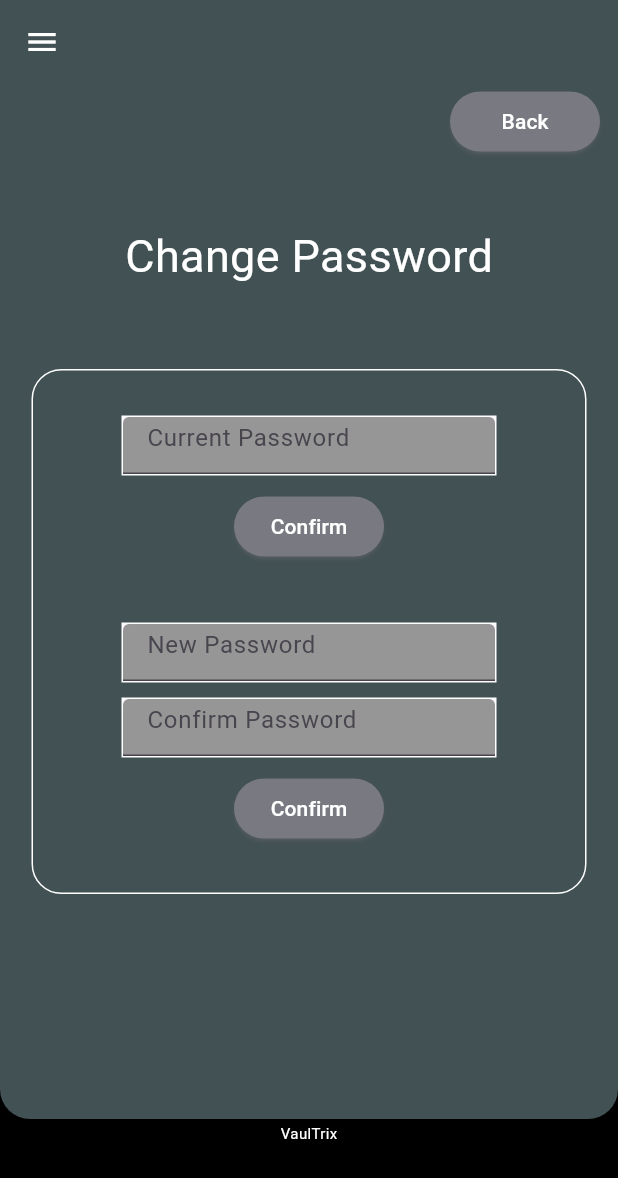
After one commit to Sanmitha-Sadhishkumar/VaulTrix, a Flutter app: the ChangePasswordLayout screen opened directly, on a phone screen of 412 x 824 dp. The commit adds this screen. Shown: the top 1178 px of the screen. Run offline on Flutter 3.47's test engine with Material 3 defaults, Android fonts, the light colour scheme and no system bars.

Commit message:
Added ChangePasswordLayout

```diff
--- /dev/null
+++ b/app/lib/Elements/CustomElevatedButton.dart
@@ -0,0 +1,37 @@
+import 'package:flutter/material.dart';
+import 'package:flutter/painting.dart';
+import '../colorThemes.dart';
+import '../screens/HomeLayout.dart';
+
+class CustomElevatedButton extends StatefulWidget {
+  final String msg;
+  final String nav;
+  const CustomElevatedButton({super.key, required this.msg, required this.nav});
+
+  @override
+  State<CustomElevatedButton> createState() => _CustomElevatedButtonState();
+}
+
+class _CustomElevatedButtonState extends State<CustomElevatedButton> {
+  @override
+  Widget build(BuildContext context) {
+    return ElevatedButton(
+        onPressed: (){
+          if(widget.nav=='Home'){
+            Navigator.push(
+              context,
+              MaterialPageRoute(builder: (context) => HomeLayout()),
+            );
+          }
+        },
+        style: ElevatedButton.styleFrom(
+          backgroundColor: currentTheme['HelperBgColor'],
+          foregroundColor: Colors.white,
+          minimumSize:Size(100,40),
+          shadowColor: Colors.grey,
+          splashFactory: InkRipple.splashFactory,
+        ),
+        child: Text(widget.msg)
+    );
+  }
+}
--- /dev/null
+++ b/app/lib/screens/Password.dart
@@ -0,0 +1,116 @@
+import 'package:app/Elements/QuickAccessTile.dart';
+import 'package:flutter/material.dart';
+import 'package:flutter/painting.dart';
+import '../Elements/SettingsDrawer.dart';
+import '../Elements/CustomElevatedButton.dart';
+import '../colorThemes.dart';
+
+class ChangePasswordLayout extends StatefulWidget {
+  const ChangePasswordLayout({super.key});
+
+  @override
+  State<ChangePasswordLayout> createState() => _ChangePasswordLayoutState();
+}
+
+class _ChangePasswordLayoutState extends State<ChangePasswordLayout> {
+  @override
+  Widget build(BuildContext context) {
+    return Scaffold(
+      appBar:AppBar(
+        backgroundColor:currentTheme["InnerContainerColor"],
+        foregroundColor:currentTheme["VaultrixColor"],
+      ),
+      drawer: SettingsDrawer(),
+      body:Column(
+        children: <Widget>[Flexible(
+        flex: 2,
+        fit: FlexFit.tight,
+        child:Container(
+          color: currentTheme['OuterContainerColor'],
+          child: Column(
+            children:<Widget>[
+              Container(
+                decoration: ShapeDecoration(
+                  shape: RoundedRectangleBorder(
+                    borderRadius: BorderRadius.only(
+                      bottomLeft:Radius.circular(20),
+                      bottomRight:Radius.circular(20),
+                    ),
+                  ),
+                  color: currentTheme['InnerContainerColor'],
+                ),
+
+                child:Column(
+                  children:<Widget>[
+                    SizedBox(
+                      height: 50,
+                      child: Row(
+                        children: <Widget>[
+                          SizedBox(width: 300,),
+                          CustomElevatedButton(msg: 'Back', nav: 'Home'),
+                        ],
+                      ),
+                    ),
+                    SizedBox(height:20,width:2400),
+                    Text(
+                      "Change Password",
+                      style:TextStyle(
+                          height: 3,
+                          fontSize: 30,
+                          color: currentTheme['VaultrixColor']
+                      ),
+                    ),
+                    SizedBox(height: 30,),
+                    Container(
+                      height: 350,
+                      width: 370,
+                      decoration: BoxDecoration(
+                        borderRadius: BorderRadius.circular(20),
+                        border: Border.all(color:Colors.white),
+                      ),
+                      child:Column(
+                        children: [
+                          SizedBox(height:30),
+                          const QuickAccessFields(
+                            hintText: 'Current Password',
+                          ),
+                          SizedBox(height:10),
+                          CustomElevatedButton(msg: 'Confirm', nav:''),
+                          SizedBox(height:40),
+                          const QuickAccessFields(
+                            hintText: 'New Password',
+                          ),
+                          SizedBox(height:10),
+                          const QuickAccessFields(
+                            hintText: 'Confirm Password',
+                          ),
+                          SizedBox(height:10),
+                          CustomElevatedButton(msg: 'Confirm', nav: ''),
+                        ],
+                      ),
+                    ),
+                    SizedBox(height:150),
+                  ],
+                ),
+              ),
+
+              SizedBox(
+                height:20,
+                child:Text(
+                  "VaulTrix",
+                  style:TextStyle(
+                      height: 2,
+                      fontSize: 10,
+                      color: currentTheme['VaultrixColor']
+                  ),
+                ),
+              ),
+            ],
+          ),
+        ),
+        ),
+        ],
+      ),
+    );
+  }
+}
```
Also changed, not shown: app/lib/Elements/SettingsDrawer.dart (+25 -1 lines), app/lib/screens/Features.dart (added, +66 -0 lines), app/lib/screens/Location.dart (added, +66 -0 lines), app/lib/screens/MyProfile.dart (added, +66 -0 lines), app/lib/screens/QuickAccess.dart (+4 -14 lines).
